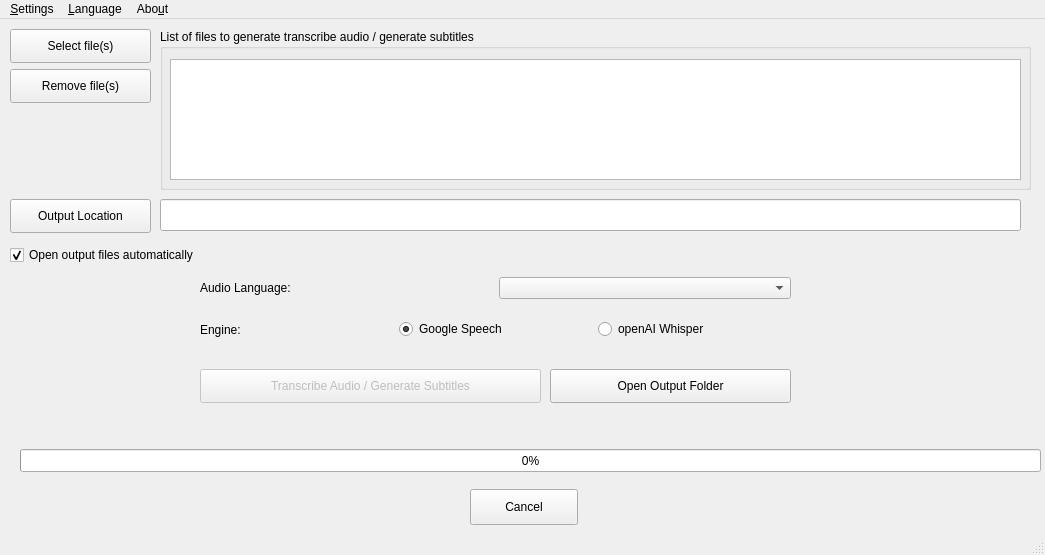
First picture: the form in pytranscriber/gui/main/window_main.ui, repository raryelcostasouza/pyTranscriber, before the edit.
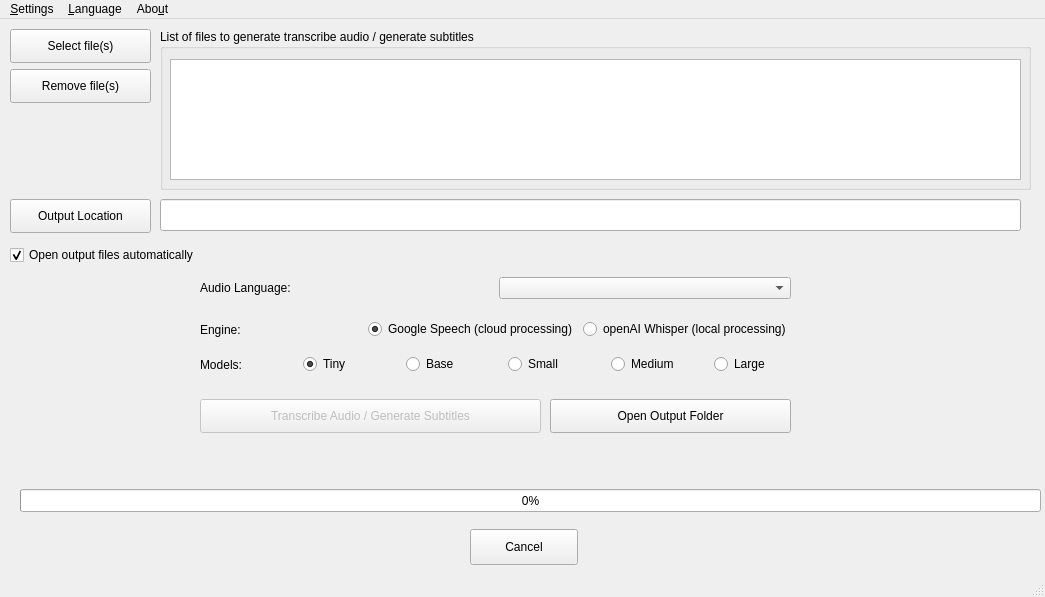
Second picture: the form after the edit.

Commit message: Whisper Model Options on UI

What changed in the file:
```diff
--- a/pytranscriber/gui/main/window_main.ui
+++ b/pytranscriber/gui/main/window_main.ui
@@ -7,7 +7,7 @@
     <x>0</x>
     <y>0</y>
     <width>1045</width>
-    <height>555</height>
+    <height>597</height>
    </rect>
   </property>
   <property name="windowTitle">
@@ -34,7 +34,7 @@
     <property name="geometry">
      <rect>
       <x>200</x>
-      <y>350</y>
+      <y>380</y>
       <width>341</width>
       <height>34</height>
      </rect>
@@ -47,7 +47,7 @@
     <property name="geometry">
      <rect>
       <x>20</x>
-      <y>430</y>
+      <y>470</y>
       <width>1021</width>
       <height>23</height>
      </rect>
@@ -60,7 +60,7 @@
     <property name="geometry">
      <rect>
       <x>20</x>
-      <y>390</y>
+      <y>420</y>
       <width>871</width>
       <height>41</height>
      </rect>
@@ -73,7 +73,7 @@
     <property name="geometry">
      <rect>
       <x>550</x>
-      <y>350</y>
+      <y>380</y>
       <width>241</width>
       <height>34</height>
      </rect>
@@ -173,7 +173,7 @@
     <property name="geometry">
      <rect>
       <x>470</x>
-      <y>470</y>
+      <y>510</y>
       <width>108</width>
       <height>36</height>
      </rect>
@@ -244,7 +244,7 @@
      <item>
       <widget class="QRadioButton" name="rbGoogleEngine">
        <property name="text">
-        <string>Google Speech</string>
+        <string>Google Speech (cloud processing)</string>
        </property>
        <property name="checked">
         <bool>true</bool>
@@ -257,7 +257,91 @@
         <bool>true</bool>
        </property>
        <property name="text">
-        <string>openAI Whisper</string>
+        <string>openAI Whisper (local processing)</string>
+       </property>
+       <property name="checkable">
+        <bool>true</bool>
+       </property>
+      </widget>
+     </item>
+    </layout>
+   </widget>
+   <widget class="QWidget" name="horizontalLayoutWidget_3">
+    <property name="geometry">
+     <rect>
+      <x>200</x>
+      <y>330</y>
+      <width>611</width>
+      <height>31</height>
+     </rect>
+    </property>
+    <layout class="QHBoxLayout" name="horizontalLayout_2">
+     <item>
+      <widget class="QLabel" name="lModels">
+       <property name="enabled">
+        <bool>true</bool>
+       </property>
+       <property name="text">
+        <string>Models:</string>
+       </property>
+      </widget>
+     </item>
+     <item>
+      <widget class="QRadioButton" name="rbModelTiny">
+       <property name="text">
+        <string>Tiny</string>
+       </property>
+       <property name="checked">
+        <bool>true</bool>
+       </property>
+      </widget>
+     </item>
+     <item>
+      <widget class="QRadioButton" name="rbModelBase">
+       <property name="enabled">
+        <bool>true</bool>
+       </property>
+       <property name="text">
+        <string>Base</string>
+       </property>
+       <property name="checkable">
+        <bool>true</bool>
+       </property>
+      </widget>
+     </item>
+     <item>
+      <widget class="QRadioButton" name="rbModelSmall">
+       <property name="enabled">
+        <bool>true</bool>
+       </property>
+       <property name="text">
+        <string>Small</string>
+       </property>
+       <property name="checkable">
+        <bool>true</bool>
+       </property>
+      </widget>
+     </item>
+     <item>
+      <widget class="QRadioButton" name="rbModelMedium">
+       <property name="enabled">
+        <bool>true</bool>
+       </property>
+       <property name="text">
+        <string>Medium</string>
+       </property>
+       <property name="checkable">
+        <bool>true</bool>
+       </property>
+      </widget>
+     </item>
+     <item>
+      <widget class="QRadioButton" name="rbModelLarge">
+       <property name="enabled">
+        <bool>true</bool>
+       </property>
+       <property name="text">
+        <string>Large</string>
        </property>
        <property name="checkable">
         <bool>true</bool>
```
Left out of the diff: 2 changed lines with no effect on the pictures. The commit also changes 4 other files.
